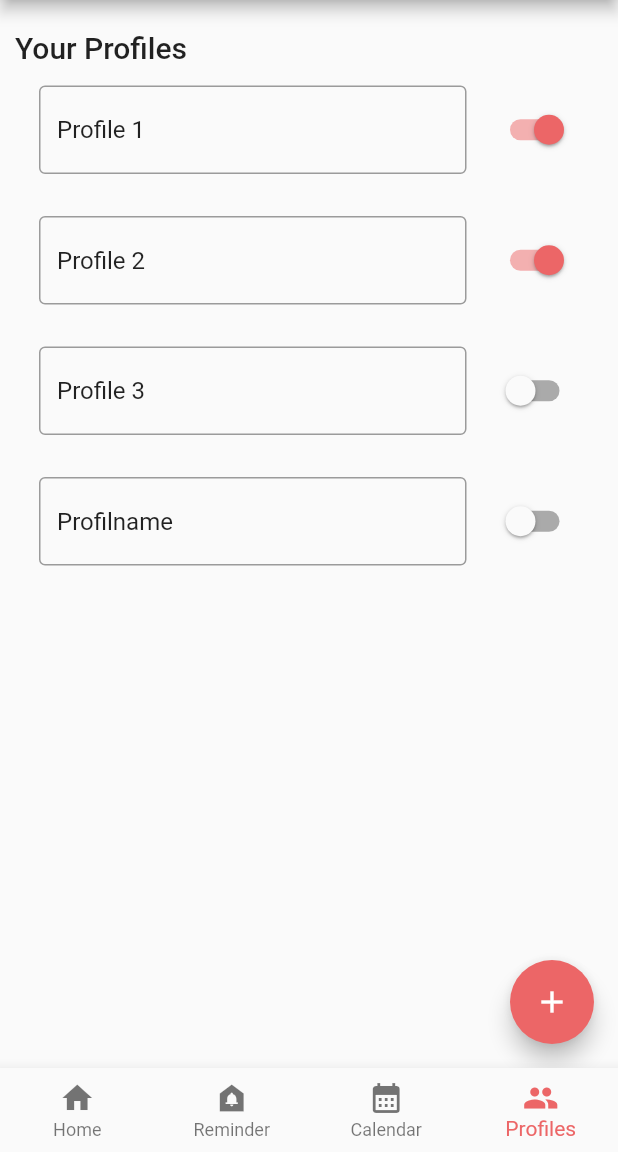
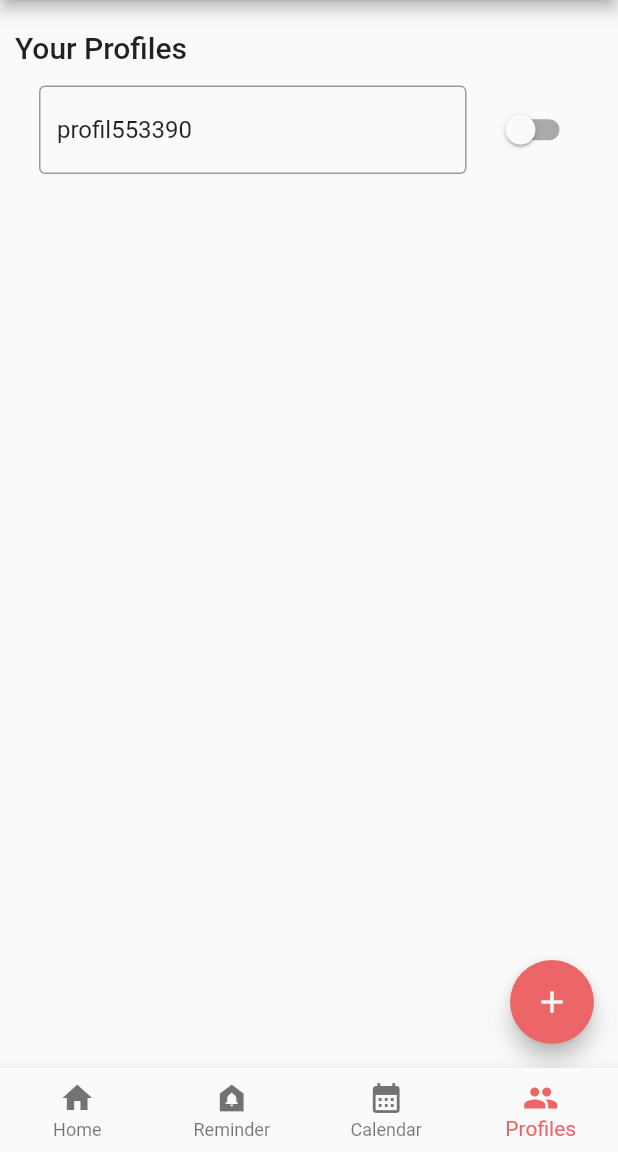
Before and after one commit to tobias-mack/tabmind, a Flutter app: the screen it shows after launch, item 4 of the bottom bar chosen, after a tap on the "add" icon, on a phone screen of 412 x 824 dp, the part 84-1236 px from its top. Run offline on Flutter 3.47's test engine with Material 2 defaults, Android fonts, the phone set to English and light mode, and no system bars; our stand-ins replace flutter_riverpod, freezed_annotation, table_calendar.

Commit message:
riverpodRefactoring: profile model and view refactored

```diff
--- a/lib/pages/profiles/profiles_model.dart
+++ b/lib/pages/profiles/profiles_model.dart
@@ -1,10 +1,15 @@
 // This file is "main.dart"
 import 'package:freezed_annotation/freezed_annotation.dart';
+import 'package:tabmind/pages/reminderPage/reminderPage_model.dart';
 
 // required: associates our `main.dart` with the code generated by Freezed
 part 'profiles_model.freezed.dart';
 
 @freezed
 class ProfilesModel with _$ProfilesModel {
-  const factory ProfilesModel() = _ProfilesModel;
+  const factory ProfilesModel({
+    required String profileName,
+    required bool active,
+    required List<ReminderPageModel> reminders,
+  }) = _ProfilesModel;
 }
--- a/lib/pages/profiles/profiles_view.dart
+++ b/lib/pages/profiles/profiles_view.dart
@@ -1,3 +1,5 @@
+import 'dart:math';
+
 import 'package:flutter/material.dart';
 import 'package:flutter_riverpod/flutter_riverpod.dart';
 import 'package:tabmind/pages/profiles/profiles_model.dart';
@@ -6,22 +8,15 @@ import '../../common/providers.dart';
 import '../../ui-kit/profile_tile.dart';
 import '../../util/AppColors.dart';
 
-class ProfilesView extends StatefulWidget {
+class ProfilesView extends ConsumerWidget {
   const ProfilesView({Key? key}) : super(key: key);
 
   @override
-  State<ProfilesView> createState() => _ProfilesViewState();
-}
-
-class _ProfilesViewState extends State<ProfilesView> {
-  List<ProfileTile> list = [
-    ProfileTile("Profile 1", true),
-    ProfileTile("Profile 2", true),
-    ProfileTile("Profile 3", false),
-  ];
-
-  Widget build(BuildContext context) {
-    final int count = 4; //Anzahl an Switches
+  Widget build(BuildContext context, WidgetRef ref) {
+    final ProfilesController controller =
+        ref.read(providers.profilesControllerProvider.notifier);
+    final List<ProfilesModel> model =
+        ref.watch(providers.profilesControllerProvider);
 
     return Scaffold(
       appBar: AppBar(
@@ -35,7 +30,8 @@ class _ProfilesViewState extends State<ProfilesView> {
       ),
       floatingActionButton: FloatingActionButton(
         onPressed: () {
-          addProfile();
+          controller
+              .addProfile("profil" + Random().nextInt(1233333).toString());
         },
         tooltip: 'tooltip',
         backgroundColor: accentColor,
@@ -51,20 +47,22 @@ class _ProfilesViewState extends State<ProfilesView> {
               child: Text("Your Profiles",
                   style: Theme.of(context).textTheme.headline6),
             ),
-            for (int i = 0; i <= list.length - 1; i++) list[i]
+            for (int i = 0; i <= model.length - 1; i++)
+              ProfileTile(model[i].profileName, model[i].active),
           ],
         ),
       ),
     );
   }
-
-  void addProfile() {
-    setState(() {
-      list.add(ProfileTile("Profilname", false));
-    });
-  }
 }
 
-abstract class ProfilesController extends StateNotifier<ProfilesModel> {
-  ProfilesController(ProfilesModel state) : super(state);
+
+abstract class ProfilesController extends StateNotifier<List<ProfilesModel>> {
+  ProfilesController(List<ProfilesModel> state) : super(state);
+
+  void addProfile(String name);
+
+  void removeProfile(String name);
+
+  void changeName(String name, String newName);
 }
--- a/lib/pages/reminderPage/reminderPage_view.dart
+++ b/lib/pages/reminderPage/reminderPage_view.dart
@@ -3,7 +3,6 @@ import 'package:flutter_riverpod/flutter_riverpod.dart';
 import 'package:tabmind/pages/creationPage/creationPage_view.dart';
 
 import '../../common/providers.dart';
-import '../../ui-kit/calendar_table.dart';
 import '../../ui-kit/profile_tile.dart';
 import '../../util/AppColors.dart';
 import '../creationPage/creationPage_model.dart';
@@ -40,7 +39,7 @@ class ReminderPageView extends ConsumerWidget {
 
     return DefaultTabController(
       initialIndex: 1,
-      length: 3,
+      length: list1.length,
       child: Scaffold(
         appBar: AppBar(
           backgroundColor: Colors.white,
@@ -50,24 +49,20 @@ class ReminderPageView extends ConsumerWidget {
             height: 50,
           ),
           centerTitle: true,
-          bottom: const TabBar(
+          bottom: TabBar(
             labelColor: Colors.black,
             indicatorColor: accentColor,
             tabs: <Widget>[
+              for (int i = 0; i <= list1.length - 1; i++)
                 Tab(
-                text: "Profil 1",
-              ),
-              Tab(
-                text: "Profil 2",
-              ),
-              Tab(
-                text: "Profil 3",
+                  text: "Profil 1" + i.toString(),
                 ),
             ],
           ),
         ),
         body: TabBarView(
           children: <Widget>[
+            for (int i = 0; i <= list1.length - 1; i++)
               Center(
                 child: Column(
                   crossAxisAlignment: CrossAxisAlignment.start,
@@ -77,45 +72,10 @@ class ReminderPageView extends ConsumerWidget {
                       child: Text("Your Reminders",
                           style: Theme.of(context).textTheme.headline6),
                     ),
-                  for (int i = 0; i <= list1.length - 1; i++)
-                    list1[i]
+                    for (int i = 0; i <= list1.length - 1; i++) list1[i]
                   ],
                 ),
               ),
-            Center(
-              child: Column(
-                crossAxisAlignment: CrossAxisAlignment.start,
-                children: <Widget>[
-                  Padding(
-                    padding: const EdgeInsets.all(16.0),
-                    child: Text("Your Reminders",
-                        style: Theme.of(context).textTheme.headline6),
-                  ),
-                  for (int i = 0; i <= list2.length - 1; i++)
-                    list2[i]
-                ],
-              ),            ),
-            Center(
-              child: Column(
-                crossAxisAlignment: CrossAxisAlignment.start,
-                children: <Widget>[
-                  Padding(
-                    padding: const EdgeInsets.all(16.0),
-                    child: OutlinedButton(
-                      onPressed: () {
-                        showDialog(context: context, builder: (context) {
-                          return AlertDialog(
-                            content: Text(controller.showReminder()),
-                          );
-                        });
-                      },
-                      child: const Text("Create"),
-                    ),
-                  ),
-                  for (int i = 0; i <= list3.length - 1; i++)
-                    list3[i]
-                ],
-              ),            ),
           ],
         ),
 
--- a/lib/ui-kit/profile_tile.dart
+++ b/lib/ui-kit/profile_tile.dart
@@ -1,49 +1,73 @@
 import 'package:flutter/material.dart';
+import 'package:flutter_riverpod/flutter_riverpod.dart';
 
+import '../common/providers.dart';
+import '../pages/profiles/profiles_model.dart';
+import '../pages/profiles/profiles_view.dart';
 import '../util/AppColors.dart';
 
-class ProfileTile extends StatefulWidget {
+class ProfileTile extends ConsumerWidget {
   final String name;
   bool switcher;
 
   ProfileTile(this.name, this.switcher, {Key? key}) : super(key: key);
 
   @override
-  _ProfileTileState createState() => _ProfileTileState();
-}
-
-
-class _ProfileTileState extends State<ProfileTile> {
-
-
-  Widget build(BuildContext context) {
+  Widget build(BuildContext context, WidgetRef ref) {
+    final ProfilesController controller =
+        ref.read(providers.profilesControllerProvider.notifier);
+    final List<ProfilesModel> model =
+        ref.watch(providers.profilesControllerProvider);
 
     return GestureDetector(
       onTap: () {
         //TODO: route to profile reminders
       },
-    child:
-    Padding(
+      child: Dismissible(
+        child: Padding(
           padding: const EdgeInsets.all(10.0),
           child: ListTile(
-              title:
-              TextFormField(
-                initialValue: widget.name,
+            title: TextFormField(
+              onFieldSubmitted: (text) {
+                controller.changeName(name, text);
+              },
+              initialValue: name,
               decoration: InputDecoration(
                 labelText: '',
                 border: OutlineInputBorder(),
               ),
             ),
             trailing: Switch(
-                value: widget.switcher,
+              value: switcher,
               activeColor: accentColor,
               onChanged: (bool value) {
-                  setState(() {
-                    widget.switcher = value;
-                  });
+                profileActivated(value, model, controller);
               },
             ),
-            ),),
+          ),
+        ),
+        onDismissed: (DismissDirection direction) {
+          controller.removeProfile(name);
+        },
+        key: UniqueKey(),
+      ),
     );
   }
+
+  void profileActivated(
+      bool value, List<ProfilesModel> model, ProfilesController controller) {
+    List<ProfilesModel> newList = [];
+
+    for (ProfilesModel profile in model) {
+      if (profile.profileName == name) {
+        profile = profile.copyWith(active: value);
+        newList.add(profile);
+      } else {
+        newList.add(profile);
       }
+    }
+
+    switcher = value;
+    controller.state = newList;
+  }
+}
```
Also changed, not shown: lib/common/providers.dart (+19 -20 lines), lib/pages/profiles/profiles_controller.dart (+34 -3 lines), lib/pages/profiles/profiles_model.freezed.dart. Lines whose indentation alone changed are shown as unchanged.
